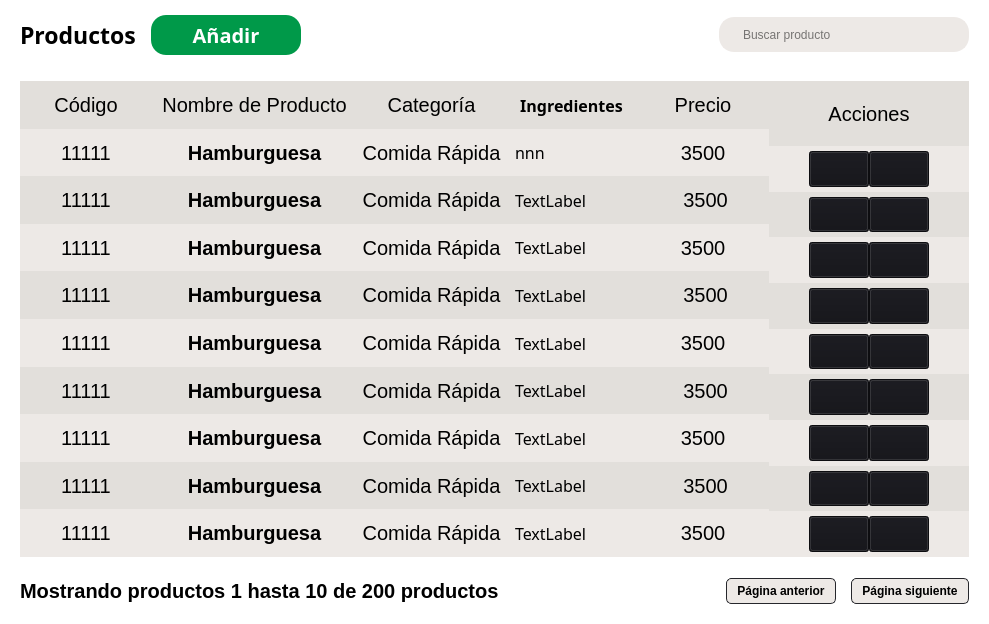
Before: the Qt Designer form POS_Application/src/ui/inventory/productscatalog.ui in Svndda/POS, drawn with Qt 5.
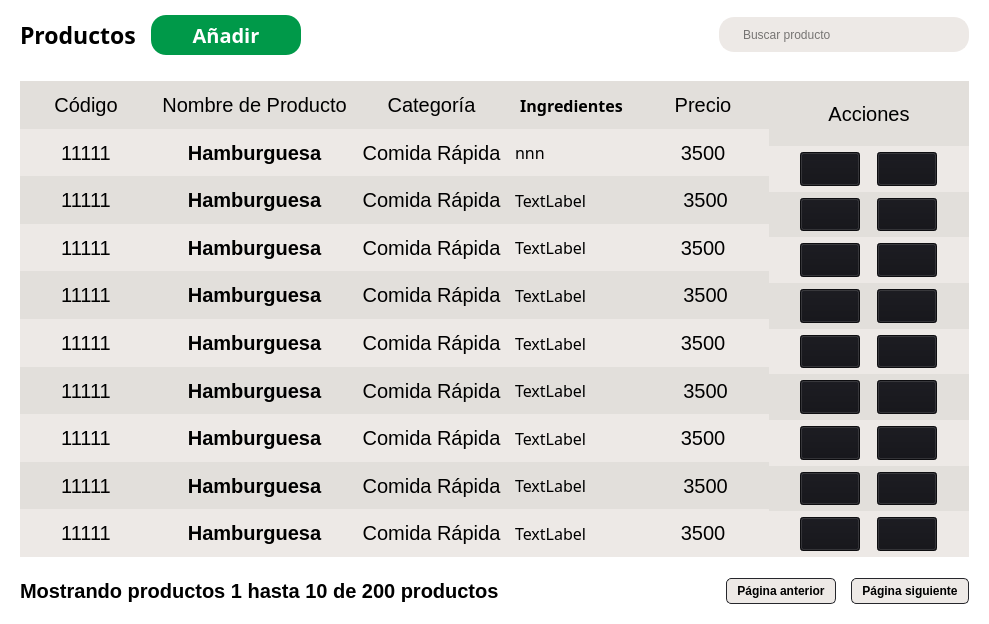
After: the same form once the commit is applied. Icons and pictures are not drawn.

```diff
--- a/POS_Application/src/ui/inventory/productscatalog.ui
+++ b/POS_Application/src/ui/inventory/productscatalog.ui
@@ -1835,6 +1835,10 @@
            <number>0</number>
           </property>
           <item row="0" column="0">
+           <widget class="QWidget" name="" native="true">
+            <property name="styleSheet">
+             <string notr="true">background-color: transparent;</string>
+            </property>
            <layout class="QHBoxLayout" name="horizontalLayout_36">
             <property name="spacing">
              <number>0</number>
@@ -1843,10 +1847,10 @@
              <enum>QLayout::SizeConstraint::SetDefaultConstraint</enum>
             </property>
             <property name="topMargin">
-             <number>0</number>
+              <number>1</number>
             </property>
             <property name="bottomMargin">
-             <number>0</number>
+              <number>1</number>
             </property>
             <item>
              <widget class="QPushButton" name="deleteProduct_button_0">
@@ -1933,6 +1937,7 @@
              </widget>
             </item>
            </layout>
+           </widget>
           </item>
          </layout>
         </widget>
@@ -1967,15 +1972,19 @@
            <number>0</number>
           </property>
           <item row="0" column="0">
+           <widget class="QWidget" name="" native="true">
+            <property name="styleSheet">
+             <string notr="true">background-color: transparent;</string>
+            </property>
            <layout class="QHBoxLayout" name="horizontalLayout_37">
             <property name="spacing">
              <number>0</number>
             </property>
             <property name="topMargin">
-             <number>0</number>
+              <number>1</number>
             </property>
             <property name="bottomMargin">
-             <number>0</number>
+              <number>1</number>
             </property>
             <item>
              <widget class="QPushButton" name="deleteProduct_button_1">
@@ -2062,6 +2071,7 @@
              </widget>
             </item>
            </layout>
+           </widget>
           </item>
          </layout>
         </widget>
@@ -2095,15 +2105,19 @@
            <number>0</number>
           </property>
           <item row="0" column="0">
+           <widget class="QWidget" name="" native="true">
+            <property name="styleSheet">
+             <string notr="true">background-color: transparent;</string>
+            </property>
            <layout class="QHBoxLayout" name="horizontalLayout_38">
             <property name="spacing">
              <number>0</number>
             </property>
             <property name="topMargin">
-             <number>0</number>
+              <number>1</number>
             </property>
             <property name="bottomMargin">
-             <number>0</number>
+              <number>1</number>
             </property>
             <item>
              <widget class="QPushButton" name="deleteProduct_button_2">
@@ -2190,6 +2204,7 @@
              </widget>
             </item>
            </layout>
+           </widget>
           </item>
          </layout>
         </widget>
@@ -2224,15 +2239,19 @@
            <number>0</number>
           </property>
           <item row="0" column="0">
+           <widget class="QWidget" name="" native="true">
+            <property name="styleSheet">
+             <string notr="true">background-color: transparent;</string>
+            </property>
            <layout class="QHBoxLayout" name="horizontalLayout_39">
             <property name="spacing">
              <number>0</number>
             </property>
             <property name="topMargin">
-             <number>0</number>
+              <number>1</number>
             </property>
             <property name="bottomMargin">
-             <number>0</number>
+              <number>1</number>
             </property>
             <item>
              <widget class="QPushButton" name="deleteProduct_button_3">
@@ -2319,6 +2338,7 @@
              </widget>
             </item>
            </layout>
+           </widget>
           </item>
          </layout>
         </widget>
@@ -2352,15 +2372,19 @@
            <number>0</number>
           </property>
           <item row="0" column="0">
+           <widget class="QWidget" name="" native="true">
+            <property name="styleSheet">
+             <string notr="true">background-color: transparent;</string>
+            </property>
            <layout class="QHBoxLayout" name="horizontalLayout_40">
             <property name="spacing">
              <number>0</number>
             </property>
             <property name="topMargin">
-             <number>0</number>
+              <number>1</number>
             </property>
             <property name="bottomMargin">
-             <number>0</number>
+              <number>1</number>
             </property>
             <item>
              <widget class="QPushButton" name="deleteProduct_button_4">
@@ -2447,6 +2471,7 @@
              </widget>
             </item>
            </layout>
+           </widget>
           </item>
          </layout>
         </widget>
@@ -2481,15 +2506,19 @@
            <number>0</number>
           </property>
           <item row="0" column="0">
+           <widget class="QWidget" name="" native="true">
+            <property name="styleSheet">
+             <string notr="true">background-color: transparent;</string>
+            </property>
            <layout class="QHBoxLayout" name="horizontalLayout_41">
             <property name="spacing">
              <number>0</number>
             </property>
             <property name="topMargin">
-             <number>0</number>
+              <number>1</number>
             </property>
             <property name="bottomMargin">
-             <number>0</number>
+              <number>1</number>
             </property>
             <item>
              <widget class="QPushButton" name="deleteProduct_button_5">
@@ -2576,6 +2605,7 @@
              </widget>
             </item>
            </layout>
+           </widget>
           </item>
          </layout>
         </widget>
@@ -2609,15 +2639,19 @@
            <number>0</number>
           </property>
           <item row="0" column="0">
+           <widget class="QWidget" name="" native="true">
+            <property name="styleSheet">
+             <string notr="true">background-color: transparent;</string>
+            </property>
            <layout class="QHBoxLayout" name="horizontalLayout_42">
             <property name="spacing">
              <number>0</number>
             </property>
             <property name="topMargin">
-             <number>0</number>
+              <number>1</number>
             </property>
             <property name="bottomMargin">
-             <number>0</number>
+              <number>1</number>
             </property>
             <item>
              <widget class="QPushButton" name="deleteProduct_button_6">
@@ -2704,6 +2738,7 @@
              </widget>
             </item>
            </layout>
+           </widget>
           </item>
          </layout>
         </widget>
@@ -2738,15 +2773,19 @@
            <number>0</number>
           </property>
           <item row="0" column="0">
+           <widget class="QWidget" name="" native="true">
+            <property name="styleSheet">
+             <string notr="true">background-color: transparent;</string>
+            </property>
            <layout class="QHBoxLayout" name="horizontalLayout_43">
             <property name="spacing">
              <number>0</number>
             </property>
             <property name="topMargin">
-             <number>0</number>
+              <number>1</number>
             </property>
             <property name="bottomMargin">
-             <number>0</number>
+              <number>1</number>
             </property>
             <item>
              <widget class="QPushButton" name="deleteProduct_button_7">
@@ -2833,6 +2872,7 @@
              </widget>
             </item>
            </layout>
+           </widget>
           </item>
          </layout>
         </widget>
@@ -2866,15 +2906,19 @@
            <number>0</number>
           </property>
           <item row="0" column="0">
+           <widget class="QWidget" name="" native="true">
+            <property name="styleSheet">
+             <string notr="true">background-color: transparent;</string>
+            </property>
            <layout class="QHBoxLayout" name="horizontalLayout_44">
             <property name="spacing">
              <number>0</number>
             </property>
             <property name="topMargin">
-             <number>0</number>
+              <number>1</number>
             </property>
             <property name="bottomMargin">
-             <number>0</number>
+              <number>1</number>
             </property>
             <item>
              <widget class="QPushButton" name="deleteProduct_button_8">
@@ -2961,6 +3005,7 @@
              </widget>
             </item>
            </layout>
+           </widget>
           </item>
          </layout>
         </widget>
```
Lines whose indentation alone changed are shown as unchanged.
